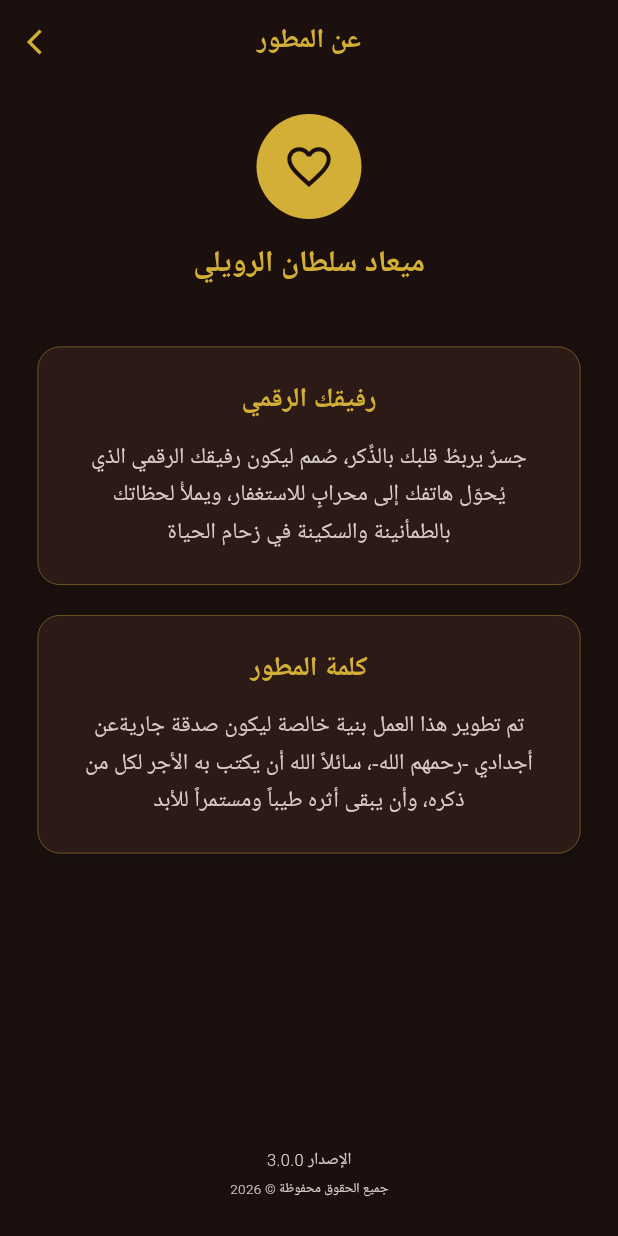
After one commit to Mead47c/Istighfar-App, a Flutter app: the DeveloperInfoPage screen opened directly, on a phone screen of 412 x 824 dp. The commit adds this screen. Run offline on Flutter 3.47's test engine with Material 3 defaults, Android fonts, the phone set to English and light mode, and no system bars; Roboto replaces fonts that are missing (AmiriQuran).

Commit message:
Update Istighfar App

```diff
--- a/lib/charity_widget.dart
+++ b/lib/charity_widget.dart
@@ -8,7 +8,7 @@ class CharityText extends StatelessWidget {
     return const Padding(
       padding: EdgeInsets.only(bottom: 20.0, top: 10, left: 20, right: 20),
       child: Text(
-        "صدقة جارية عن حمدان الرويلي رحمه الله\nاذكرو جدي بدعوة لعلها تنير قبره",
+        "صدقة جارية عن أجدادي رحمهم الله\nاذكروهم بدعوة لعلها تنير قبورهم",
         textAlign: TextAlign.center,
         style: TextStyle(
           color: Colors.white38,
--- /dev/null
+++ b/lib/developer_info.dart
@@ -0,0 +1,135 @@
+import 'package:flutter/material.dart';
+
+class DeveloperInfoPage extends StatelessWidget {
+  const DeveloperInfoPage({super.key});
+
+  @override
+  Widget build(BuildContext context) {
+    return Scaffold(
+      backgroundColor: const Color(0xFF1B100E),
+      appBar: AppBar(
+        backgroundColor: const Color(0xFF1B100E),
+        elevation: 0,
+        title: const Text(
+          "عن المطور",
+          style: TextStyle(
+              fontSize: 18,
+              fontWeight: FontWeight.bold,
+              color: Color(0xFFD4AF37)),
+        ),
+        centerTitle: true,
+        leading: IconButton(
+          icon: const Icon(Icons.arrow_back_ios, color: Color(0xFFD4AF37), size: 20),
+          onPressed: () => Navigator.pop(context),
+        ),
+      ),
+      body: SafeArea(
+        child: Column(
+          children: [
+            Expanded(
+              child: SingleChildScrollView(
+                padding: const EdgeInsets.symmetric(horizontal: 25.0),
+                child: Column(
+                  children: [
+                    const SizedBox(height: 20),
+                    const CircleAvatar(
+                      radius: 35,
+                      backgroundColor: Color(0xFFD4AF37),
+                      child: Icon(
+                        Icons.favorite_border,
+                        size: 35,
+                        color: Color(0xFF1B100E),
+                      ),
+                    ),
+                    const SizedBox(height: 15),
+                    const Center(
+                      child: Text(
+                        "ميعاد سلطان الرويلي",
+                        style: TextStyle(
+                            fontSize: 20,
+                            fontWeight: FontWeight.bold,
+                            color: Color(0xFFD4AF37)),
+                      ),
+                    ),
+                    const SizedBox(height: 40),
+                    _buildCenteredCard(
+                      "رفيقك الرقمي",
+                      "جسرٌ يربطُ قلبك بالذِّكر، صُمم ليكون رفيقك الرقمي الذي يُحوّل هاتفك إلى محرابٍ للاستغفار، ويملأُ لحظاتك بالطمأنينة والسكينة في زحام الحياة",
+                    ),
+                    _buildCenteredCard(
+                      "كلمة المطور",
+                      "تم تطوير هذا العمل بنية خالصة ليكون صدقة جاريةعن أجدادي -رحمهم الله-، سائلاً الله أن يكتب به الأجر لكل من ذكره، وأن يبقى أثره طيباً ومستمراً للأبد",
+                    ),
+                  ],
+                ),
+              ),
+            ),
+            Container(
+              padding: const EdgeInsets.only(bottom: 25, top: 10),
+              child: Column(
+                children: [
+                  const Text(
+                    "الإصدار 3.0.0",
+                    style: TextStyle(
+                        fontSize: 11,
+                        color: Color(0xFFD7CCC8),
+                        fontWeight: FontWeight.w300),
+                  ),
+                  const SizedBox(height: 5),
+                  const Text(
+                    "جميع الحقوق محفوظة © 2026",
+                    style: TextStyle(
+                        fontSize: 9,
+                        color: Color(0xFFD7CCC8),
+                        fontWeight: FontWeight.w300),
+                  ),
+                ],
+              ),
+            ),
+          ],
+        ),
+      ),
+    );
+  }
+
+  Widget _buildCenteredCard(String title, String content) {
+    return Container(
+      width: double.infinity,
+      margin: const EdgeInsets.only(bottom: 20),
+      padding: const EdgeInsets.all(22),
+      decoration: BoxDecoration(
+        color: const Color(0xFF2C1A17),
+        borderRadius: BorderRadius.circular(15),
+        border: Border.all(
+            color: const Color(0xFFD4AF37).withOpacity(0.5), width: 0.5),
+        boxShadow: [
+          BoxShadow(
+            color: Colors.black.withOpacity(0.2),
+            blurRadius: 10,
+            offset: const Offset(0, 4),
+          )
+        ],
+      ),
+      child: Column(
+        mainAxisAlignment: MainAxisAlignment.center,
+        children: [
+          Text(
+            title,
+            textAlign: TextAlign.center,
+            style: const TextStyle(
+                fontSize: 18,
+                fontWeight: FontWeight.bold,
+                color: Color(0xFFD4AF37)),
+          ),
+          const SizedBox(height: 12),
+          Text(
+            content,
+            textAlign: TextAlign.center,
+            style: const TextStyle(
+                fontSize: 15, color: Color(0xFFD7CCC8), height: 1.6),
+          ),
+        ],
+      ),
+    );
+  }
+}
--- a/lib/home_menu.dart
+++ b/lib/home_menu.dart
@@ -4,6 +4,7 @@ import 'morning_azkar.dart';
 import 'evening_azkar.dart';
 import 'duas_page.dart';
 import 'charity_widget.dart';
+import 'developer_info.dart';
 
 class HomeMenu extends StatelessWidget {
   const HomeMenu({super.key});
@@ -34,32 +35,34 @@ class HomeMenu extends StatelessWidget {
                   mainAxisAlignment: MainAxisAlignment.center,
                   children: [
                     const SizedBox(height: 20),
-
                     menuItem(context, 'المسبحة الرقمية', Icons.fingerprint, () {
                       Navigator.push(
                         context,
                         MaterialPageRoute(builder: (context) => const TasbeehCounter()),
                       );
                     }),
-
                     menuItem(context, 'أذكار الصباح', Icons.wb_sunny_outlined, () {
                       Navigator.push(
                         context,
                         MaterialPageRoute(builder: (context) => const MorningAzkar()),
                       );
                     }),
-
                     menuItem(context, 'أذكار المساء', Icons.nights_stay_outlined, () {
                       Navigator.push(
                         context,
                         MaterialPageRoute(builder: (context) => const EveningAzkar()),
                       );
                     }),
-
                     menuItem(context, 'الأدعية المأثورة', Icons.auto_awesome, () {
                       Navigator.push(
                         context,
                         MaterialPageRoute(builder: (context) => const DuasPage()),
+                      );
+                    }),
+                    menuItem(context, 'عن المطور', Icons.info_outline, () {
+                      Navigator.push(
+                        context,
+                        MaterialPageRoute(builder: (context) => const DeveloperInfoPage()),
                       );
                     }),
                   ],
```
